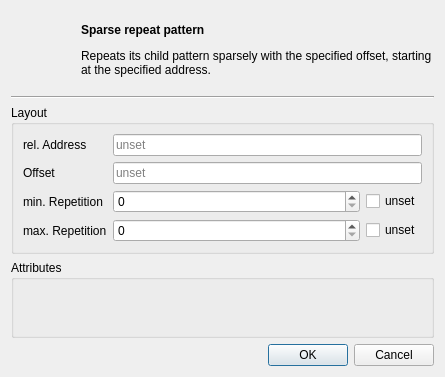
Old version of the form src/sparserepeatdialog.ui in the repository dmr-tools/anytone-emu.
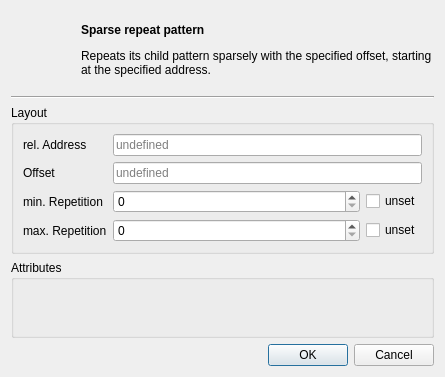
New version of the form. Custom widgets are drawn as their Qt base class.

Commit message: Fixed ugly address line if undefined.

```diff
--- a/src/sparserepeatdialog.ui
+++ b/src/sparserepeatdialog.ui
@@ -74,7 +74,7 @@
       <item row="0" column="1">
        <widget class="QLineEdit" name="address">
         <property name="placeholderText">
-         <string>unset</string>
+         <string>undefined</string>
         </property>
        </widget>
       </item>
@@ -88,7 +88,7 @@
       <item row="1" column="1">
        <widget class="QLineEdit" name="offset">
         <property name="placeholderText">
-         <string>unset</string>
+         <string>undefined</string>
         </property>
        </widget>
       </item>
```
Left out of the diff: 6 changed lines with no effect on the pictures. The commit also changes 17 other files.
